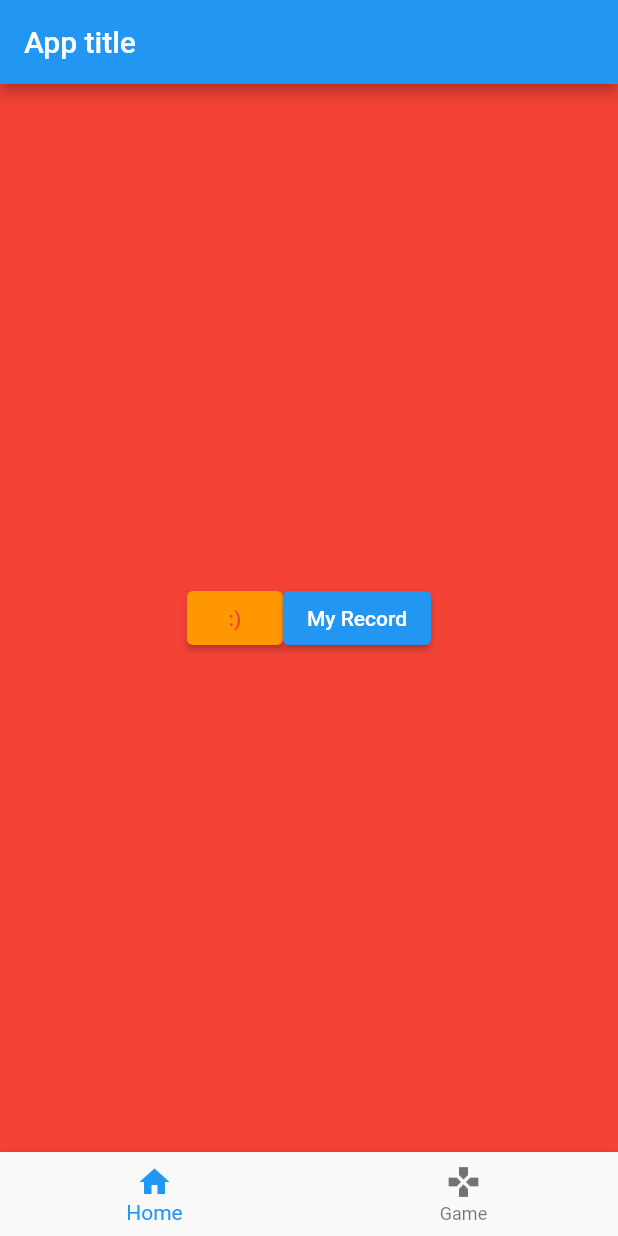
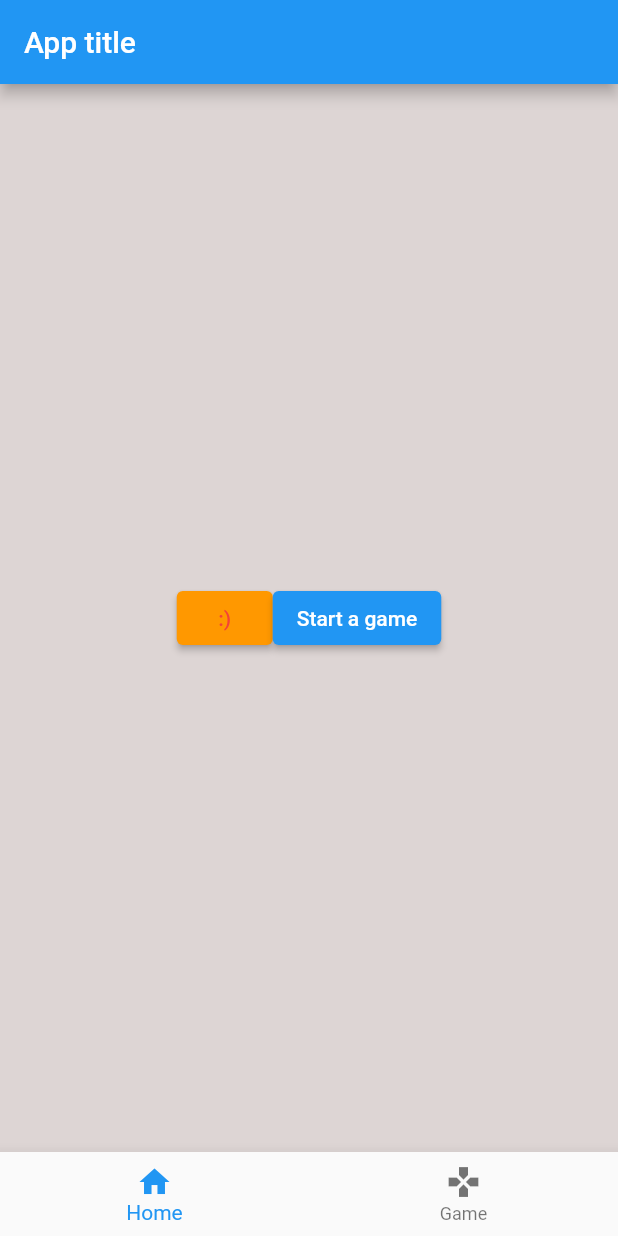
Before and after one commit to Ferchke7/Flutter_QAGame, a Flutter app: the screen it shows after launch, on a phone screen of 412 x 824 dp. Run offline on Flutter 3.47's test engine with Material 2 defaults, Android fonts, the phone set to English and light mode, and no system bars.

Commit message:
changed backgroud color

```diff
--- /dev/null
+++ b/images/questions/answers.json
@@ -0,0 +1,3 @@
+{
+    "record": 0
+}
--- a/lib/main.dart
+++ b/lib/main.dart
@@ -45,7 +45,7 @@ class _MyAppExtensionState extends State<MyAppExtension> {
             ? Container(
                 width: double.infinity,
                 height: double.infinity,
-                color: Colors.red,
+                color: Color.fromARGB(255, 221, 213, 212),
                 child: Row(
                   mainAxisAlignment: MainAxisAlignment.center,
                   crossAxisAlignment: CrossAxisAlignment.center,
@@ -70,7 +70,7 @@ class _MyAppExtensionState extends State<MyAppExtension> {
                           ),
                         );
                       },
-                      child: const Text('My Record'),
+                      child: const Text('Start a game'),
                     ),
                   ],
                 ),
```
